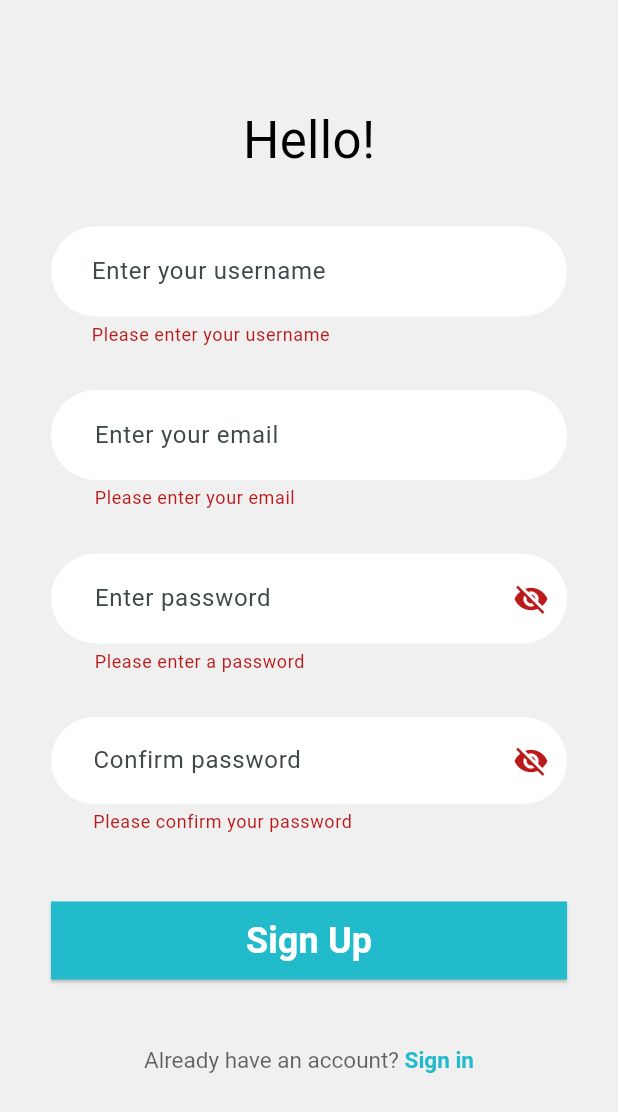
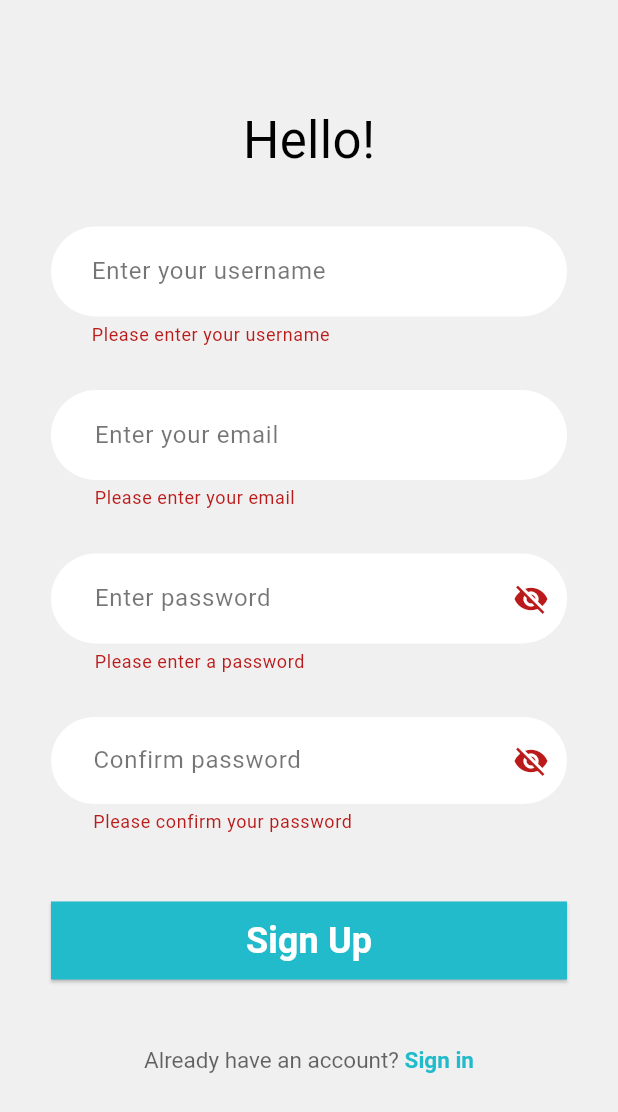
Before and after one commit to EHChan52/fyp_project, a Flutter app: the SignUpScreen screen opened directly, scrolled down 119 dp, after a tap on "Sign Up", on a phone screen of 412 x 824 dp. Shown: the top 1112 px of the screen. Run offline on Flutter 3.47's test engine with Material 3 defaults, Android fonts, the phone set to English and light mode, and no system bars; network calls fail.

Commit message:
update the sign up form and click event

```diff
--- a/lib/sign_up.dart
+++ b/lib/sign_up.dart
@@ -12,9 +12,30 @@
 
 class _SignUpScreenState extends State<SignUpScreen> {
   final _formKey = GlobalKey<FormState>();
+  final TextEditingController _usernameController = TextEditingController();
+  final TextEditingController _emailController = TextEditingController();
+  final TextEditingController _passwordController = TextEditingController();
+  final TextEditingController _confirmPasswordController = TextEditingController();
   bool _isPasswordVisible = false;
   bool _isConfirmPasswordVisible = false;
 
+  void _signUp() {
+    if (_formKey.currentState!.validate()) {
+      // Simulate successful registration
+      ScaffoldMessenger.of(context).showSnackBar(
+        const SnackBar(
+          content: Text('Sign up successful!'),
+          backgroundColor: Colors.green,
+        ),
+      );
+
+      // Navigate to the login page
+      Navigator.pushReplacement(
+        context,
+        MaterialPageRoute(builder: (context) => LoginScreen()),
+      );
+    }
+  }
   @override
   Widget build(BuildContext context) {
     return Scaffold(
@@ -37,8 +58,12 @@
                 ),
                 const SizedBox(height: 33),
                 TextFormField(
+                  controller: _usernameController,
                   decoration: InputDecoration(
                     hintText: 'Enter your username',
+                    hintStyle: const TextStyle(
+                      color: Colors.black54,
+                    ),
                     filled: true,
                     fillColor: Colors.white,
                     border: OutlineInputBorder(
@@ -54,13 +79,24 @@
                     if (value == null || value.isEmpty) {
                       return 'Please enter your username';
                     }
+                    if (value.length < 3 || value.length > 20) {
+                      return 'Username must be between 3 and 20 characters';
+                    }
+                    final usernameRegex = RegExp(r'^[a-zA-Z0-9_]+$');
+                    if (!usernameRegex.hasMatch(value)) {
+                        return 'Username can only contain letters, numbers, and _';
+                    }
                     return null;
                   },
                 ),
                 const SizedBox(height: 29),
                 TextFormField(
+                  controller: _emailController,
                   decoration: InputDecoration(
                     hintText: 'Enter your email',
+                    hintStyle: const TextStyle(
+                      color: Colors.black54,
+                    ),
                     filled: true,
                     fillColor: Colors.white,
                     border: OutlineInputBorder(
@@ -77,13 +113,22 @@
                     if (value == null || value.isEmpty) {
                       return 'Please enter your email';
                     }
+                    // Use regular expression to check email format
+                    final emailRegex = RegExp(r'^[^@]+@[^@]+\.[^@]+');
+                    if (!emailRegex.hasMatch(value)) {
+                      return 'Please enter a valid email address';
+                    }
                     return null;
                   },
                 ),
                 const SizedBox(height: 29),
                 TextFormField(
+                  controller: _passwordController,
                   decoration: InputDecoration(
                     hintText: 'Enter password',
+                    hintStyle: const TextStyle(
+                      color: Colors.black54,
+                    ),
                     filled: true,
                     fillColor: Colors.white,
                     border: OutlineInputBorder(
@@ -115,13 +160,20 @@
                     if (value == null || value.isEmpty) {
                       return 'Please enter a password';
                     }
+                    if (value.length < 8) {
+                      return 'Password must be at least 8 characters long';
+                    }
                     return null;
                   },
                 ),
                 const SizedBox(height: 29),
                 TextFormField(
+                  controller: _confirmPasswordController,
                   decoration: InputDecoration(
                     hintText: 'Confirm password',
+                    hintStyle: const TextStyle(
+                          color: Colors.black54,
+                        ),
                     filled: true,
                     fillColor: Colors.white,
                     border: OutlineInputBorder(
@@ -153,22 +205,16 @@
                     if (value == null || value.isEmpty) {
                       return 'Please confirm your password';
                     }
+                    if (value != _passwordController.text) {
+                      return 'Passwords do not match';
+                    }
+
                     return null;
                   },
                 ),
                 const SizedBox(height: 45),
                 ElevatedButton(
-                  onPressed: () {
-                    if (_formKey.currentState!.validate()) {
-                      // Handle sign up logic
-                        ScaffoldMessenger.of(context).showSnackBar(
-                        const SnackBar(
-                          content: Text('Sign up successful!'),
-                          backgroundColor: Colors.green,
-                        ),
-                        );
-                    }
-                  },
+                  onPressed: _signUp,
                   style: ElevatedButton.styleFrom(
                     backgroundColor: const Color(0xFF21BBCC),
                     minimumSize: const Size(double.infinity, 52),
```
